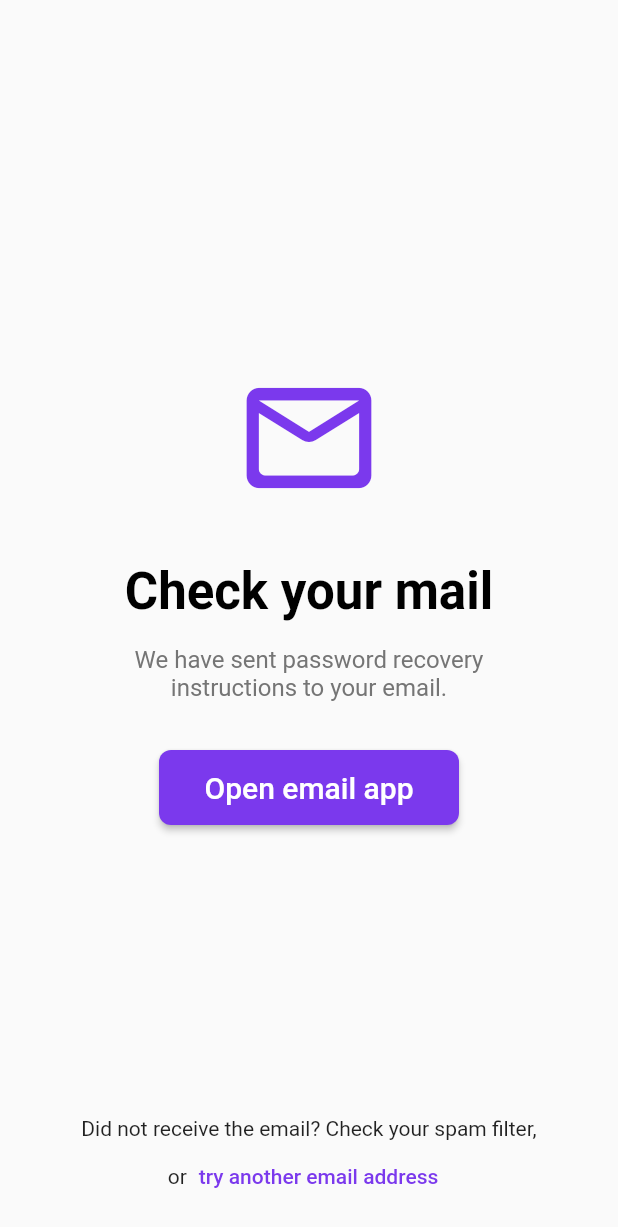
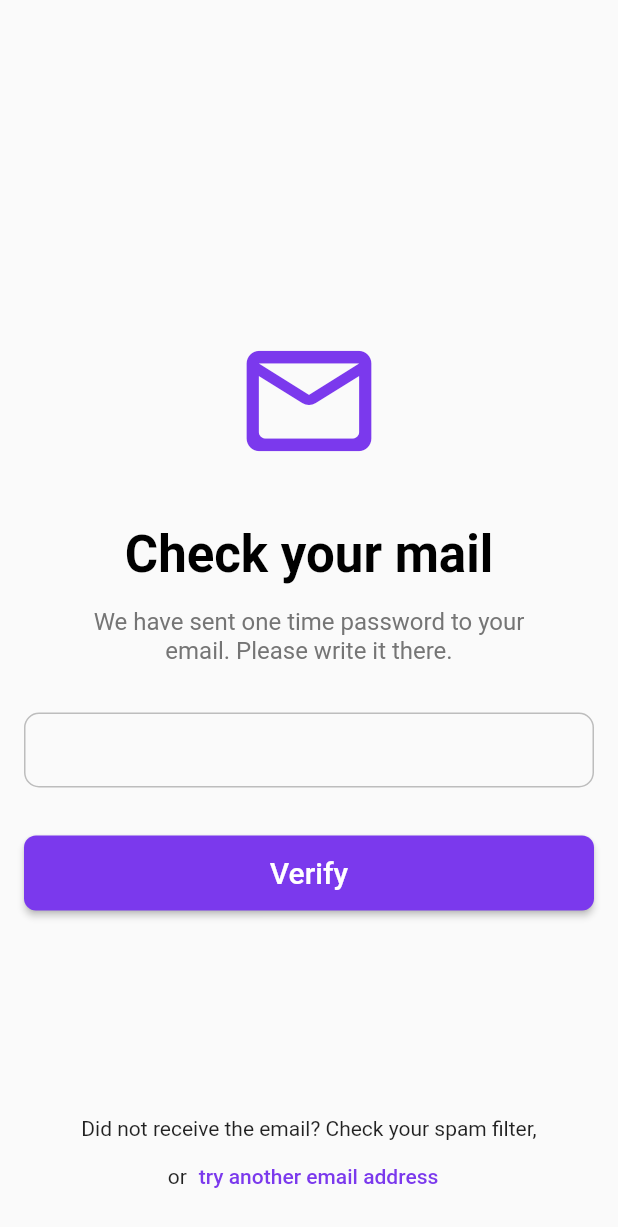
Before and after one commit to Dalalghesh/Taskify, a Flutter app: the CheckEmailView screen opened directly, on a phone screen of 412 x 824 dp. Shown: the top 1227 px of the screen. Run offline on Flutter 3.47's test engine with Material 2 defaults, Android fonts, the phone set to English and light mode, and no system bars.

Commit message:
change some buttons

```diff
--- a/taskify/lib/check_email/check_email_view.dart
+++ b/taskify/lib/check_email/check_email_view.dart
@@ -1,5 +1,6 @@
 import 'package:flutter/material.dart';
 import 'package:taskify/create_new_password/create_new_password_view.dart';
+import 'package:taskify/send_instructions/send_instructions_view.dart';
 import 'package:taskify/util.dart';
 
 class CheckEmailView extends StatelessWidget {
@@ -45,7 +46,7 @@ class CheckEmailView extends StatelessWidget {
                       child: Padding(
                         padding: const EdgeInsets.symmetric(horizontal: 32.0),
                         child: Text(
-                          'We have sent password recovery instructions to your email.',
+                          'We have sent one time password to your email. Please write it there.',
                           style: Theme.of(context).textTheme.subtitle1,
                           textAlign: TextAlign.center,
                         ),
@@ -57,21 +58,30 @@ class CheckEmailView extends StatelessWidget {
                   height: 32,
                 ),
                 Container(
-                  width: 200,
-                  child: ElevatedButton(
-                    onPressed: () {
-                      //navigate to create new password view
-                      Util.routeToWidget(context, CreateNewPasswordView());
-                    },
-                    child: Text(
-                      'Open email app',
-                      style: TextStyle(fontSize: 20),
-                    ),
+                  height: 50,
+                  child: TextFormField(
+                    style: TextStyle(
+                        color: Colors.black, fontWeight: FontWeight.bold),
                   ),
                 ),
                 SizedBox(
                   height: 32,
                 ),
+                Row(
+                  children: [
+                    Expanded(
+                        child: ElevatedButton(
+                      onPressed: () {
+                        //navigate to check email view
+                        Util.routeToWidget(context, CreateNewPasswordView());
+                      },
+                      child: Text(
+                        'Verify',
+                        style: TextStyle(fontSize: 20),
+                      ),
+                    )),
+                  ],
+                )
               ],
             ),
             Column(
@@ -83,7 +93,9 @@ class CheckEmailView extends StatelessWidget {
                   children: [
                     Text('or'),
                     TextButton(
-                      onPressed: () {},
+                      onPressed: () {
+                        Util.routeToWidget(context, SendInstructionsView());
+                      },
                       child: Text('try another email address'),
                     ),
                   ],
--- a/taskify/lib/create_new_password/create_new_password_view.dart
+++ b/taskify/lib/create_new_password/create_new_password_view.dart
@@ -7,10 +7,6 @@ class CreateNewPasswordView extends StatelessWidget {
   Widget build(BuildContext context) {
     return Scaffold(
       appBar: AppBar(
-        title: Text(
-          'Back',
-          style: TextStyle(color: Colors.black),
-        ),
         leadingWidth: 30,
         leading: IconButton(
           icon: Icon(Icons.arrow_back),
```
